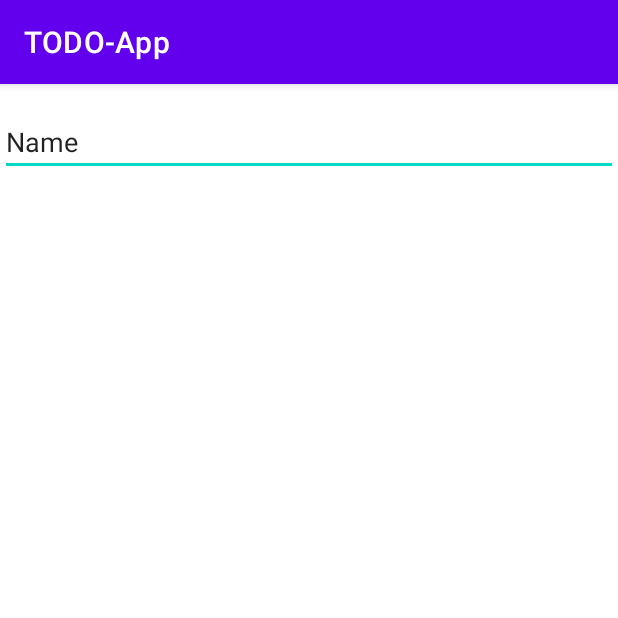
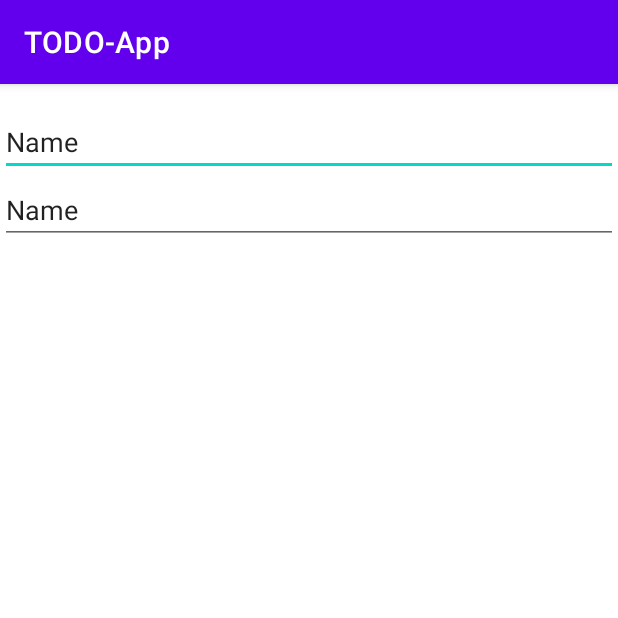
Before and after one commit to MAD-Weekly-Assignment/TODO-App, an Android app: the AddTaskActivity screen opened directly, with no data from a screen before it, on a phone screen of 412 x 824 dp, the top half of it. Run offline under Robolectric (Android 15) with nearby library versions, the phone set to English and light mode, and no system bars.

Commit message:
Added a another edit text in XML file

```diff
--- a/TODOApp/app/src/main/res/layout/activity_add_task.xml
+++ b/TODOApp/app/src/main/res/layout/activity_add_task.xml
@@ -18,4 +18,15 @@
         app:layout_constraintStart_toStartOf="parent"
         app:layout_constraintTop_toTopOf="parent" />
 
+    <EditText
+        android:id="@+id/desc_dt"
+        android:layout_width="0dp"
+        android:layout_height="wrap_content"
+        android:ems="10"
+        android:inputType="textPersonName"
+        android:text="Name"
+        app:layout_constraintEnd_toEndOf="parent"
+        app:layout_constraintStart_toStartOf="parent"
+        app:layout_constraintTop_toBottomOf="@+id/title_et" />
+
 </androidx.constraintlayout.widget.ConstraintLayout>
```
